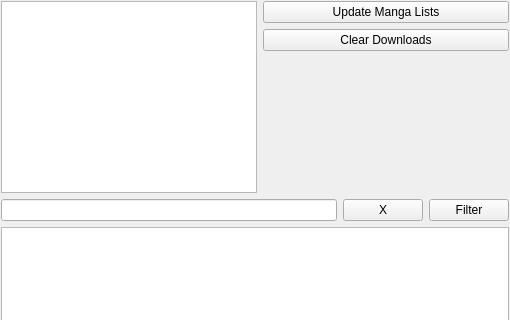
Old version of the form widgets/homewidget.ui in the repository Rain92/UltimateMangaReader; both pictures show x 0 to 510 and y 0 to 320 of the 510 by 680 pixel window.
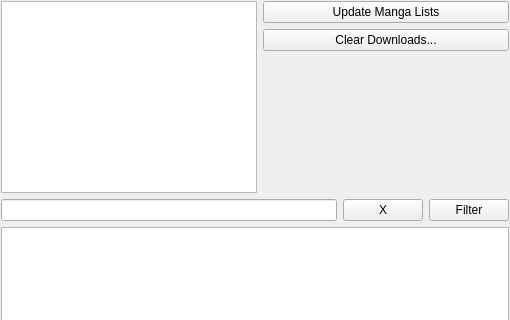
New version of the form.

What changed in the file:
```diff
--- a/widgets/homewidget.ui
+++ b/widgets/homewidget.ui
@@ -46,7 +46,7 @@
         </sizepolicy>
        </property>
        <property name="text">
-        <string>Clear Downloads</string>
+        <string>Clear Downloads...</string>
        </property>
       </widget>
      </item>
```
